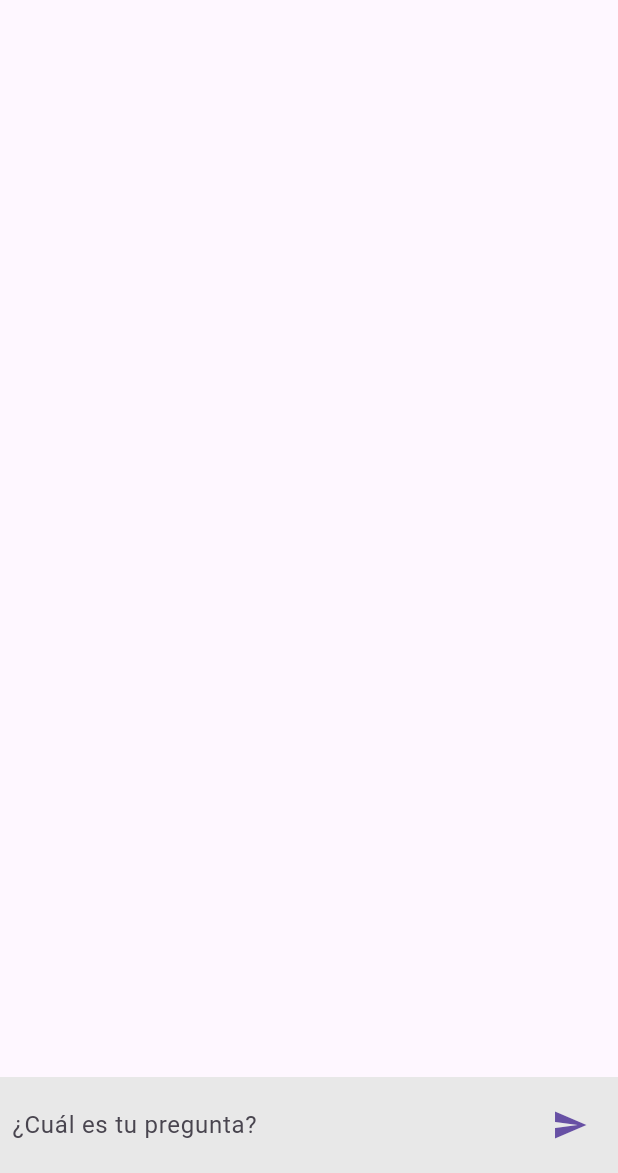
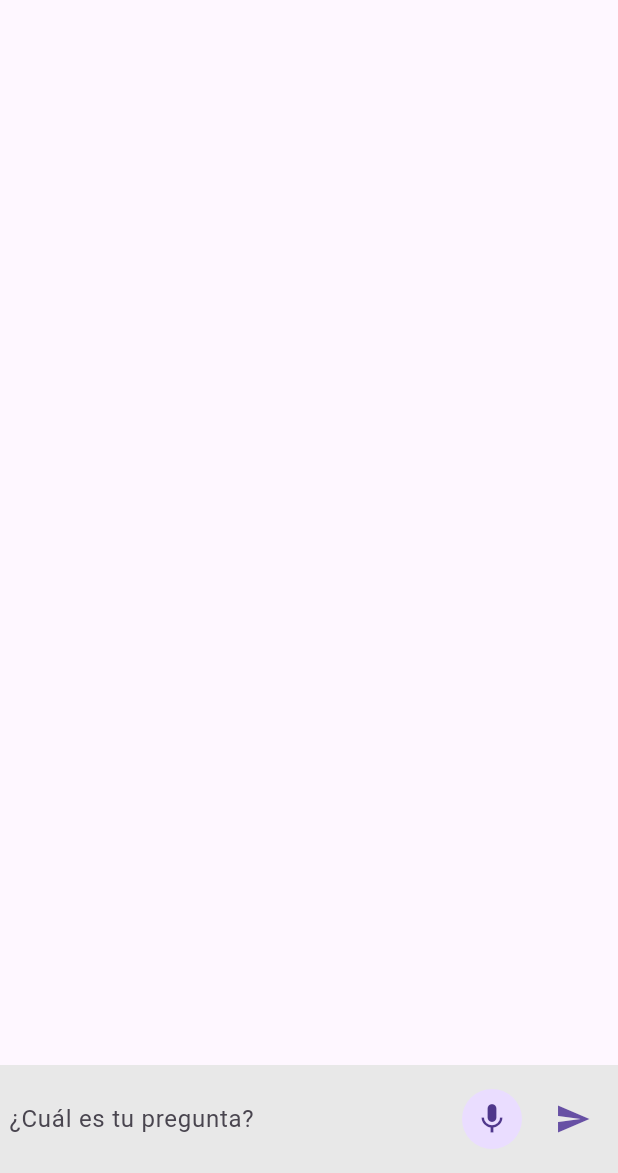
Before and after one commit to desarrolladoresSIE/boot, a Flutter app: the screen it shows after launch, in the side drawer, after a tap on the "send" icon, on a phone screen of 412 x 824 dp, the part 63-1236 px from its top. Run offline on Flutter 3.47's test engine with Material 2 defaults, Android fonts, the phone set to English and light mode, and no system bars; drawn by our look-alikes of avatar_glow; our stand-ins replace animate_do, animated_text_kit, bloc, dio, equatable, flutter_bloc and 2 more.

Commit message:
cambios de microfono

```diff
--- a/lib/main.dart
+++ b/lib/main.dart
@@ -1,6 +1,7 @@
 import 'package:flutter/material.dart';
 import 'package:flutter_bloc/flutter_bloc.dart';
 import 'package:yucelied/src/blocs/blocs.dart';
+import 'package:yucelied/src/pages/home_page.dart';
 import 'package:yucelied/src/pages/pages.dart';
 import 'package:yucelied/src/providers/providers.dart';
 
@@ -17,6 +18,9 @@ void main() => runApp(
               chatProvider: ChatProvider(),
             ),
           ),
+          BlocProvider(
+            create: (_) => MenuBloc(),
+          ),
         ],
         child: const MyApp(),
       ),
@@ -31,10 +35,11 @@ class MyApp extends StatelessWidget {
       theme: ThemeData(useMaterial3: true),
       title: 'Yucelied',
       debugShowCheckedModeBanner: false,
-      initialRoute: '/chat',
+      initialRoute: '/home',
       routes: {
+        '/home': (_) => const HomePage(),
         '/images': (_) => const ImagesPage(),
-        '/chat': (_) => ChatPage()
+        '/chat': (_) => const ChatPage()
       },
     );
   }
--- a/lib/src/api/http_services.dart
+++ b/lib/src/api/http_services.dart
@@ -2,7 +2,7 @@ import 'package:dio/dio.dart';
 
 class HttpServices {
   late Dio _dio;
-  final String _token = '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';
+  final String _token = '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';
   HttpServices() {
     _dio = Dio()
       ..options.headers = {
--- a/lib/src/blocs/blocs.dart
+++ b/lib/src/blocs/blocs.dart
@@ -1,3 +1,3 @@
+export 'package:yucelied/src/blocs/menu/menu_bloc.dart';
 export 'package:yucelied/src/blocs/chat/chat_bloc.dart';
-
 export 'package:yucelied/src/blocs/imagen/image_bloc.dart';
--- /dev/null
+++ b/lib/src/blocs/menu/menu_bloc.dart
@@ -0,0 +1,11 @@
+import 'package:bloc/bloc.dart';
+import 'package:equatable/equatable.dart';
+
+part 'menu_event.dart';
+part 'menu_state.dart';
+
+class MenuBloc extends Bloc<MenuEvent, MenuState> {
+  MenuBloc() : super(const MenuState()) {
+    on<IndexMenuEvent>((event, emit) => emit(state.copyWith(event.indexMenu)));
+  }
+}
--- /dev/null
+++ b/lib/src/blocs/menu/menu_event.dart
@@ -0,0 +1,13 @@
+part of 'menu_bloc.dart';
+
+abstract class MenuEvent extends Equatable {
+  const MenuEvent();
+
+  @override
+  List<Object> get props => [];
+}
+
+class IndexMenuEvent extends MenuEvent {
+  final int indexMenu;
+  const IndexMenuEvent(this.indexMenu);
+}
--- /dev/null
+++ b/lib/src/blocs/menu/menu_state.dart
@@ -0,0 +1,14 @@
+part of 'menu_bloc.dart';
+
+class MenuState extends Equatable {
+  final int indexMenu;
+  const MenuState({
+    this.indexMenu = 0,
+  });
+
+  MenuState copyWith(int? indexMenu) => MenuState(
+        indexMenu: indexMenu ?? this.indexMenu,
+      );
+  @override
+  List<Object> get props => [indexMenu];
+}
--- a/lib/src/pages/chat_page.dart
+++ b/lib/src/pages/chat_page.dart
@@ -1,6 +1,8 @@
 import 'package:animated_text_kit/animated_text_kit.dart';
+import 'package:avatar_glow/avatar_glow.dart';
 import 'package:flutter/material.dart';
 import 'package:flutter_bloc/flutter_bloc.dart';
+import 'package:speech_to_text/speech_to_text.dart';
 import 'package:yucelied/src/blocs/blocs.dart';
 import 'package:yucelied/src/pages/pages.dart';
 
@@ -15,12 +17,17 @@ class _ChatPageState extends State<ChatPage> {
   late TextEditingController textEditingController;
   late ScrollController scrollController;
   late FocusNode focusNode;
+  late GlobalKey<FormState> globalkey;
+  bool active = false;
+  late SpeechToText speechToText;
+  String textAudio = '';
 
   @override
   void initState() {
     textEditingController = TextEditingController();
     scrollController = ScrollController();
     focusNode = FocusNode();
+    speechToText = SpeechToText();
     super.initState();
   }
 
@@ -44,7 +51,8 @@ class _ChatPageState extends State<ChatPage> {
           return Column(
             children: [
               Flexible(
-                child: ListView.builder(
+                child: (!active)
+                    ? ListView.builder(
                         controller: scrollController,
                         itemCount: state.conversations.length,
                         keyboardDismissBehavior:
@@ -62,14 +70,23 @@ class _ChatPageState extends State<ChatPage> {
                                 decoration: BoxDecoration(
                                   color: (chat.remitente == 'local')
                                       ? Theme.of(context).primaryColor
-                                  : const Color.fromARGB(255, 223, 223, 223),
-                              borderRadius: BorderRadius.circular(20)),
+                                      : const Color.fromARGB(
+                                          255, 223, 223, 223),
+                                  borderRadius: BorderRadius.circular(20),
+                                ),
                                 child: AnimatedTextKit(
+                                  isRepeatingAnimation: false,
+                                  repeatForever: false,
+                                  displayFullTextOnTap: true,
                                   totalRepeatCount: 1,
                                   animatedTexts: [
                                     TyperAnimatedText(
-                                chat.text,
-                                speed: const Duration(milliseconds: 40),
+                                      chat.text.trim(),
+                                      speed: Duration(
+                                          milliseconds:
+                                              (chat.remitente == 'boot')
+                                                  ? 30
+                                                  : 0),
                                       textStyle: TextStyle(
                                         color: (chat.remitente == 'local'
                                             ? Colors.white
@@ -82,6 +99,19 @@ class _ChatPageState extends State<ChatPage> {
                             ),
                           );
                         },
+                      )
+                    : Center(
+                        child: Padding(
+                          padding: const EdgeInsets.all(8.0),
+                          child: Text(
+                            textAudio,
+                            style: const TextStyle(
+                              fontSize: 20,
+                              fontWeight: FontWeight.w500,
+                              color: Color.fromARGB(255, 153, 153, 153),
+                            ),
+                          ),
+                        ),
                       ),
               ),
               if (state.loadingChat) ...[
@@ -93,14 +123,58 @@ class _ChatPageState extends State<ChatPage> {
               Material(
                 color: const Color.fromARGB(255, 232, 232, 232),
                 child: Padding(
-                  padding: const EdgeInsets.all(8.0),
+                  padding: const EdgeInsets.all(6.0),
                   child: Row(
                     children: [
                       _FormDatatext(
                         controller: textEditingController,
                         focusNode: focusNode,
                       ),
-                      const SizedBox(width: 5),
+                      const SizedBox(width: 14),
+                      AvatarGlow(
+                        animate: active,
+                        endRadius: 30,
+                        glowColor: Theme.of(context).primaryColor,
+                        child: (!state.loadingChat)
+                            ? GestureDetector(
+                                onTapDown: (_) async {
+                                  if (!active) {
+                                    final available =
+                                        await speechToText.initialize();
+                                    if (available) {
+                                      setState(() {
+                                        textAudio = '';
+                                        active = true;
+                                      });
+                                      speechToText.listen(onResult: (resut) {
+                                        setState(() {
+                                          textAudio = resut.recognizedWords;
+                                        });
+                                      });
+                                    }
+                                  }
+                                },
+                                onTapUp: (_) async {
+                                  setState(() {
+                                    active = false;
+                                  });
+                                  _submitbutton(
+                                    focusNode: focusNode,
+                                    textEditingController:
+                                        textEditingController,
+                                    context: context,
+                                    textAudio: textAudio,
+                                  );
+                                  speechToText.stop();
+                                },
+                                child: CircleAvatar(
+                                  child: Icon((active)
+                                      ? Icons.mic_none_rounded
+                                      : Icons.mic),
+                                ),
+                              )
+                            : Container(),
+                      ),
                       _ButtonSend(
                         controller: textEditingController,
                         focusNode: focusNode,
@@ -120,7 +194,10 @@ class _ChatPageState extends State<ChatPage> {
 class _ButtonSend extends StatelessWidget {
   final TextEditingController controller;
   final FocusNode focusNode;
-  const _ButtonSend({required this.controller, required this.focusNode});
+  const _ButtonSend({
+    required this.controller,
+    required this.focusNode,
+  });
 
   @override
   Widget build(BuildContext context) {
@@ -128,14 +205,16 @@ class _ButtonSend extends StatelessWidget {
     return IconButton(
       color: Theme.of(context).primaryColor,
       onPressed: (!chatBloc.state.loadingChat)
-          ? () async {
-              focusNode.unfocus();
-              chatBloc.chatBodyModel.prompt = controller.text;
-              controller.clear();
-              await chatBloc.getChat();
-            }
+          ? () async => _submitbutton(
+                focusNode: focusNode,
+                textEditingController: controller,
+                context: context,
+              )
           : null,
-      icon: const Icon(Icons.send),
+      icon: Icon(
+        Icons.send,
+        color: Theme.of(context).primaryColor,
+      ),
       tooltip: 'Enviar',
     );
   }
@@ -144,7 +223,10 @@ class _ButtonSend extends StatelessWidget {
 class _FormDatatext extends StatelessWidget {
   final TextEditingController controller;
   final FocusNode focusNode;
-  const _FormDatatext({required this.controller, required this.focusNode});
+  const _FormDatatext({
+    required this.controller,
+    required this.focusNode,
+  });
 
   @override
   Widget build(BuildContext context) {
@@ -160,3 +242,27 @@ class _FormDatatext extends StatelessWidget {
     );
   }
 }
+
+Future _submitbutton({
+  required FocusNode focusNode,
+  required TextEditingController textEditingController,
+  required BuildContext context,
+  String? textAudio,
+}) async {
+  final chatBloc = BlocProvider.of<ChatBloc>(context);
+  final textprompt = textAudio ?? textEditingController.text;
+  focusNode.unfocus();
+  if (textprompt == '') {
+    ScaffoldMessenger.of(context).showSnackBar(
+      const SnackBar(
+        duration: Duration(seconds: 2),
+        backgroundColor: Color.fromARGB(255, 162, 67, 61),
+        content: Text('Tienes que realizar una pregunta'),
+      ),
+    );
+    return;
+  }
+  chatBloc.chatBodyModel.prompt = textprompt;
+  textEditingController.clear();
+  await chatBloc.getChat();
+}
--- /dev/null
+++ b/lib/src/pages/home_page.dart
@@ -0,0 +1,16 @@
+import 'package:flutter/material.dart';
+import 'package:flutter_bloc/flutter_bloc.dart';
+import 'package:yucelied/src/blocs/blocs.dart';
+import 'package:yucelied/src/pages/pages.dart';
+
+class HomePage extends StatelessWidget {
+  const HomePage({super.key});
+
+  @override
+  Widget build(BuildContext context) {
+    return BlocBuilder<MenuBloc, MenuState>(
+      builder: (context, state) =>
+          (state.indexMenu == 1) ? const ImagesPage() : const ChatPage(),
+    );
+  }
+}
--- a/lib/src/pages/menu_page.dart
+++ b/lib/src/pages/menu_page.dart
@@ -1,32 +1,46 @@
 import 'package:flutter/material.dart';
+import 'package:flutter_bloc/flutter_bloc.dart';
+import 'package:yucelied/src/blocs/blocs.dart';
 
-class MenuPage extends StatelessWidget {
+class MenuPage extends StatefulWidget {
   const MenuPage({super.key});
 
   @override
+  State<MenuPage> createState() => _MenuPageState();
+}
+class _MenuPageState extends State<MenuPage> {
+  @override
   Widget build(BuildContext context) {
-    return Drawer(
-      child: ListView(
-        children: [
-          const UserAccountsDrawerHeader(
+    final menuBloc = BlocProvider.of<MenuBloc>(context);
+    return BlocBuilder<MenuBloc, MenuState>(
+      builder: (context, state) {
+        return NavigationDrawer(
+          selectedIndex: state.indexMenu,
+          onDestinationSelected: (i) {
+            menuBloc.add(IndexMenuEvent(i));
+            Navigator.pop(context);
+          },
+          children: const [
+            UserAccountsDrawerHeader(
               currentAccountPicture: CircleAvatar(
                 backgroundImage: AssetImage('assets/images/logo.gif'),
               ),
               accountName: Text('JUCE-LIED'),
               accountEmail: Text('La IA mas potente del mundo'),
             ),
-          ListTile(
-            title: const Text('Iniciar chat'),
-            trailing: const Icon(Icons.chat),
-            onTap: () => Navigator.pushNamed(context, '/chat'),
+            NavigationDrawerDestination(
+              icon: Icon(Icons.chat_outlined),
+              selectedIcon: Icon(Icons.chat),
+              label: Text('Chat inteligente'),
             ),
-          ListTile(
-            title: const Text('Generar imágenes'),
-            trailing: const Icon(Icons.image),
-            onTap: () => Navigator.pushNamed(context, '/images'),
+            NavigationDrawerDestination(
+              selectedIcon: Icon(Icons.image),
+              icon: Icon(Icons.image_outlined),
+              label: Text('Generar imágenes'),
             ),
           ],
-      ),
+        );
+      },
     );
   }
 }
--- a/pubspec.yaml
+++ b/pubspec.yaml
@@ -42,6 +42,8 @@ dependencies:
   animate_do: ^3.0.2
   lottie: ^2.2.0
   animated_text_kit: ^4.2.2
+  speech_to_text: ^6.1.1
+  avatar_glow: ^2.0.2
 
 
 
```
Also changed, not shown: pubspec.lock, 9 other files. Lines whose indentation alone changed are shown as unchanged.
